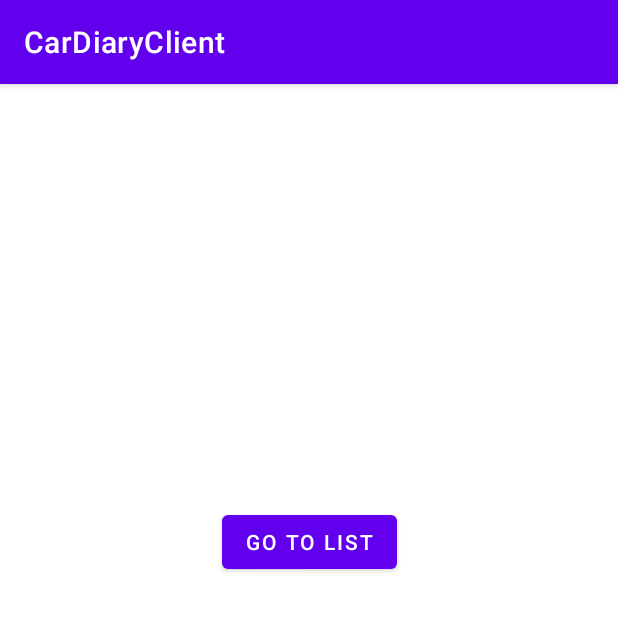
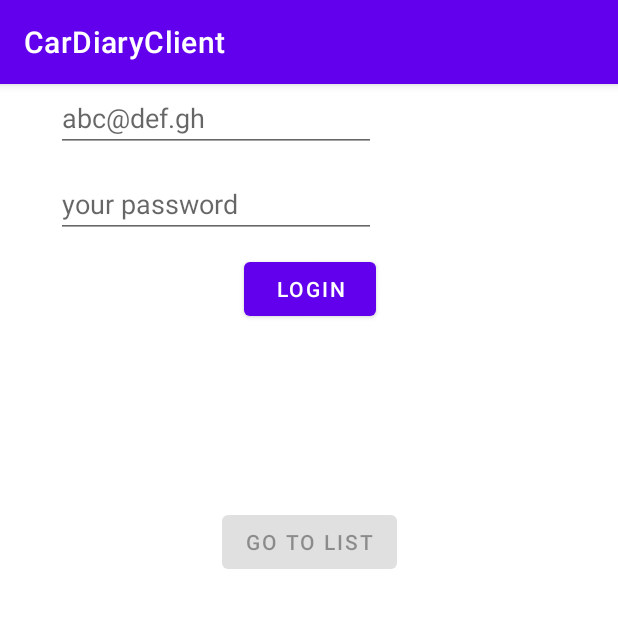
Before and after one commit to narach/CarDiaryClient, an Android app: the screen it shows after launch (MainActivity), on a phone screen of 412 x 824 dp, the top half of it. Run offline under Robolectric (Android 15) with nearby library versions, the phone set to English and light mode, and no system bars; our stand-ins replace Dagger/Hilt's generated code.

```diff
--- a/app/src/main/java/com/example/cardiaryclient/di/AppModule.kt
+++ b/app/src/main/java/com/example/cardiaryclient/di/AppModule.kt
@@ -1,6 +1,7 @@
 package com.example.cardiaryclient.di
 
 import com.example.cardiaryclient.BuildConfig
+import com.example.cardiaryclient.api.AuthApiService
 import com.example.cardiaryclient.api.CarsApiHelper
 import com.example.cardiaryclient.api.CarsApiHelperImpl
 import com.example.cardiaryclient.api.CarsApiService
@@ -55,4 +56,9 @@ object AppModule {
     @Provides
     fun provideCarsApiHelper(apiService: CarsApiService) : CarsApiHelper =
         CarsApiHelperImpl(carsApiService = apiService)
+
+    @Singleton
+    @Provides
+    fun provideAuthApiService(retrofit: Retrofit) =
+        retrofit.create(AuthApiService::class.java)
 }
--- /dev/null
+++ b/app/src/main/java/com/example/cardiaryclient/dto/AuthToken.kt
@@ -0,0 +1,5 @@
+package com.example.cardiaryclient.dto
+
+data class AuthToken(
+    val token: String
+)
--- /dev/null
+++ b/app/src/main/java/com/example/cardiaryclient/dto/UserCredentials.kt
@@ -0,0 +1,6 @@
+package com.example.cardiaryclient.dto
+
+data class UserCredentials(
+    val email: String,
+    val password: String
+)
--- a/app/src/main/res/layout/fragment_main.xml
+++ b/app/src/main/res/layout/fragment_main.xml
@@ -10,10 +10,45 @@
         android:id="@+id/btnGoToList"
         android:layout_width="wrap_content"
         android:layout_height="wrap_content"
+        android:enabled="false"
         android:text="Go To List"
         app:layout_constraintBottom_toBottomOf="parent"
         app:layout_constraintEnd_toEndOf="parent"
         app:layout_constraintHorizontal_bias="0.5"
         app:layout_constraintStart_toStartOf="parent"
         app:layout_constraintTop_toTopOf="parent" />
+
+    <EditText
+        android:id="@+id/etEmail"
+        android:layout_width="wrap_content"
+        android:layout_height="wrap_content"
+        android:layout_marginStart="8dp"
+        android:ems="10"
+        android:hint="abc@def.gh"
+        android:inputType="textEmailAddress"
+        app:layout_constraintStart_toStartOf="parent"
+        app:layout_constraintTop_toTopOf="parent" />
+
+    <EditText
+        android:id="@+id/etPassword"
+        android:layout_width="wrap_content"
+        android:layout_height="wrap_content"
+        android:layout_marginStart="8dp"
+        android:layout_marginTop="12dp"
+        android:ems="10"
+        android:hint="your password"
+        android:inputType="textPassword"
+        app:layout_constraintStart_toStartOf="parent"
+        app:layout_constraintTop_toBottomOf="@+id/etEmail" />
+
+    <Button
+        android:id="@+id/btnAuthenticate"
+        android:layout_width="wrap_content"
+        android:layout_height="wrap_content"
+        android:layout_marginTop="10dp"
+        android:text="Login"
+        app:layout_constraintEnd_toEndOf="parent"
+        app:layout_constraintHorizontal_bias="0.5"
+        app:layout_constraintStart_toStartOf="parent"
+        app:layout_constraintTop_toBottomOf="@+id/etPassword" />
 </androidx.constraintlayout.widget.ConstraintLayout>
```
Also changed, not shown: app/src/main/java/com/example/cardiaryclient/api/AuthApiHelper.kt (added, +9 -0 lines), app/src/main/java/com/example/cardiaryclient/api/AuthApiHelperImpl.kt (added, +15 -0 lines), app/src/main/java/com/example/cardiaryclient/api/AuthApiService.kt (added, +15 -0 lines), app/src/main/java/com/example/cardiaryclient/repositories/CarsRepository.kt (+6 -1 lines), app/src/main/java/com/example/cardiaryclient/ui/fragments/MainFragment.kt (+35 -0 lines), app/src/main/java/com/example/cardiaryclient/ui/viewmodels/CarsViewModel.kt (+19 -0 lines).
